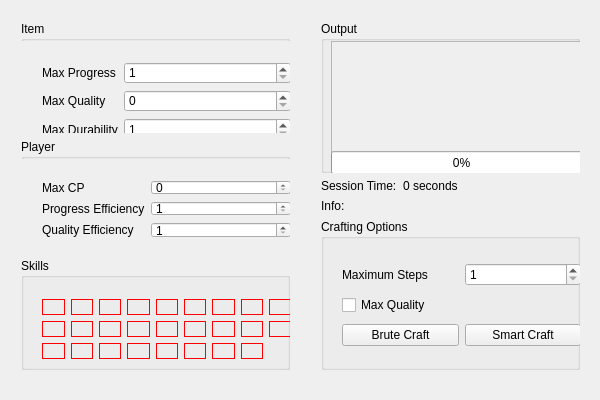
CChiverton/CrafterOfLight, file CrafterOfLight/CrafterOfLight.ui: the form before one commit.
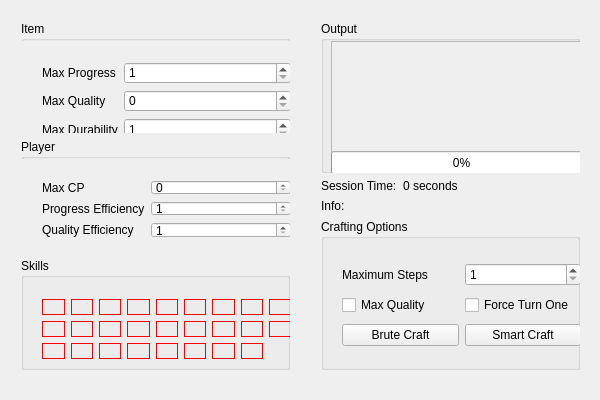
The form after the commit. Icons and pictures are not drawn.

Commit message: Option to force turn one only skills as the first skill added

```diff
--- a/CrafterOfLight/CrafterOfLight.ui
+++ b/CrafterOfLight/CrafterOfLight.ui
@@ -1274,6 +1274,13 @@
           </property>
          </widget>
         </item>
+        <item row="1" column="1">
+         <widget class="QCheckBox" name="checkBox_forceTurnOne">
+          <property name="text">
+           <string>Force Turn One</string>
+          </property>
+         </widget>
+        </item>
        </layout>
       </widget>
      </widget>
```
The commit also changes 3 other files.
